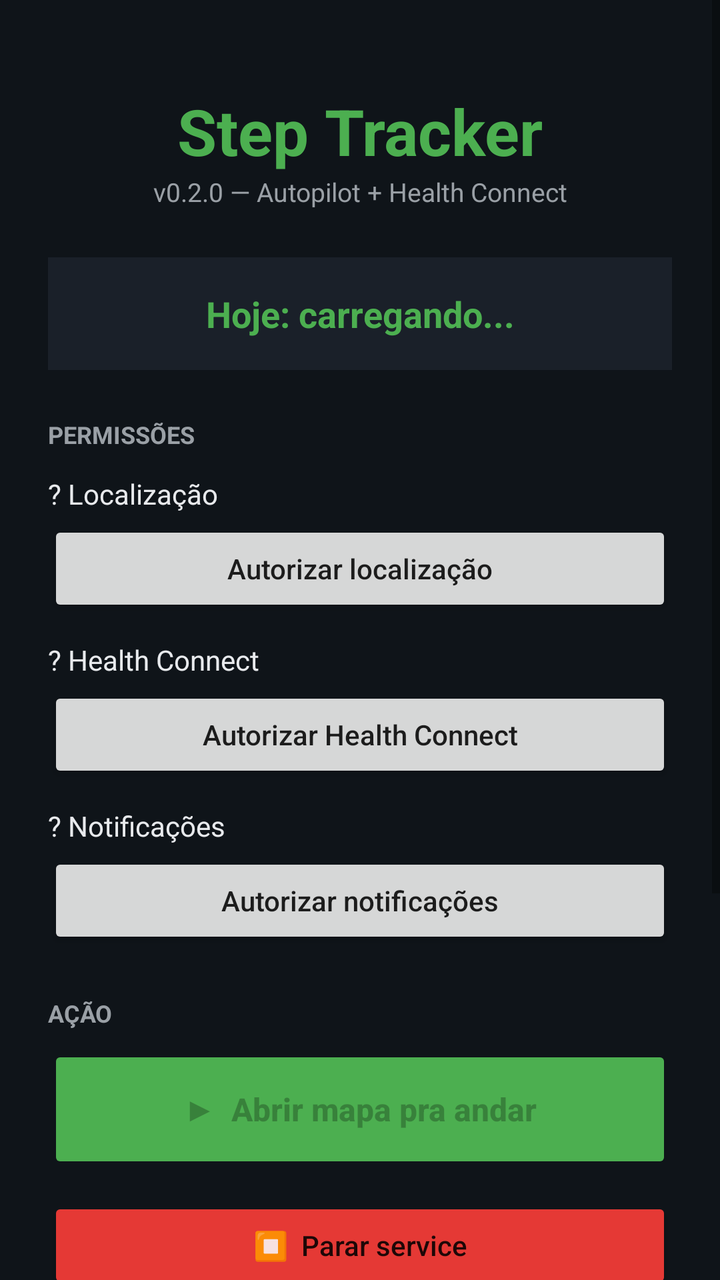
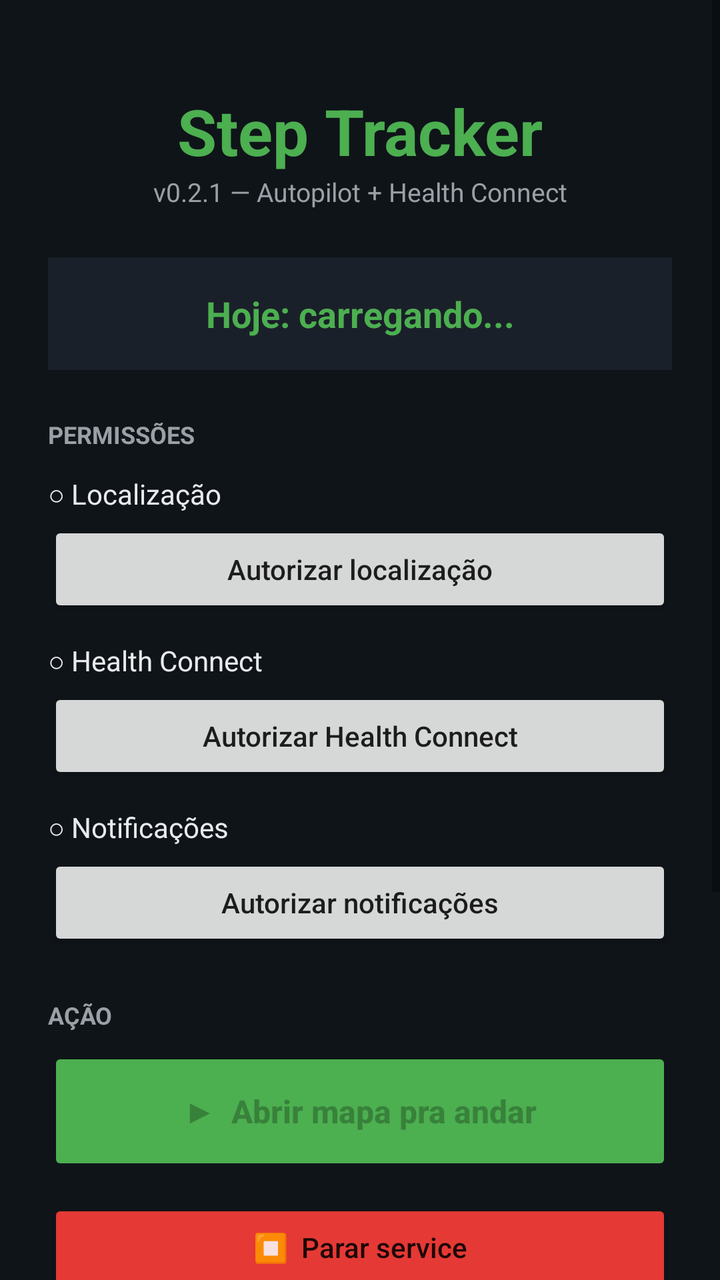

An Android layout rendered at two revisions. The XML below is the earlier revision; the diff shows what the commit changed to produce the second picture.
<!-- AndroidManifest.xml: application theme Theme.AppCompat.Light.NoActionBar -->
<!-- res/layout/activity_main.xml -->
<?xml version="1.0" encoding="utf-8"?>
<ScrollView xmlns:android="http://schemas.android.com/apk/res/android"
    android:layout_width="match_parent"
    android:layout_height="match_parent"
    android:background="#0f1419"
    android:fillViewport="true">

    <LinearLayout
        android:layout_width="match_parent"
        android:layout_height="wrap_content"
        android:orientation="vertical"
        android:padding="24dp">

        <TextView
            android:layout_width="match_parent"
            android:layout_height="wrap_content"
            android:text="Step Tracker"
            android:textColor="#4caf50"
            android:textSize="32sp"
            android:textStyle="bold"
            android:gravity="center"
            android:paddingTop="20dp"/>

        <TextView
            android:layout_width="match_parent"
            android:layout_height="wrap_content"
            android:text="v0.2.0 — Autopilot + Health Connect"
            android:textColor="#9aa0a6"
            android:textSize="13sp"
            android:gravity="center"
            android:paddingBottom="24dp"/>

        <TextView
            android:id="@+id/today_label"
            android:layout_width="match_parent"
            android:layout_height="wrap_content"
            android:text="Hoje: carregando..."
            android:textColor="#4caf50"
            android:textSize="18sp"
            android:textStyle="bold"
            android:gravity="center"
            android:background="#1a2029"
            android:padding="16dp"
            android:layout_marginBottom="24dp"/>

        <TextView
            android:layout_width="match_parent"
            android:layout_height="wrap_content"
            android:text="PERMISSÕES"
            android:textColor="#9aa0a6"
            android:textSize="12sp"
            android:textStyle="bold"
            android:paddingBottom="8dp"/>

        <TextView
            android:id="@+id/status_location"
            android:layout_width="match_parent"
            android:layout_height="wrap_content"
            android:text="? Localização"
            android:textColor="#e8eaed"
            android:textSize="14sp"
            android:paddingTop="4dp"/>
        <Button
            android:id="@+id/btn_perm_location"
            android:layout_width="match_parent"
            android:layout_height="wrap_content"
            android:text="Autorizar localização"
            android:textAllCaps="false"
            android:layout_marginTop="4dp"/>

        <TextView
            android:id="@+id/status_health"
            android:layout_width="match_parent"
            android:layout_height="wrap_content"
            android:text="? Health Connect"
            android:textColor="#e8eaed"
            android:textSize="14sp"
            android:paddingTop="12dp"/>
        <Button
            android:id="@+id/btn_perm_health"
            android:layout_width="match_parent"
            android:layout_height="wrap_content"
            android:text="Autorizar Health Connect"
            android:textAllCaps="false"
            android:layout_marginTop="4dp"/>

        <TextView
            android:id="@+id/status_notif"
            android:layout_width="match_parent"
            android:layout_height="wrap_content"
            android:text="? Notificações"
            android:textColor="#e8eaed"
            android:textSize="14sp"
            android:paddingTop="12dp"/>
        <Button
            android:id="@+id/btn_perm_notif"
            android:layout_width="match_parent"
            android:layout_height="wrap_content"
            android:text="Autorizar notificações"
            android:textAllCaps="false"
            android:layout_marginTop="4dp"/>

        <TextView
            android:layout_width="match_parent"
            android:layout_height="wrap_content"
            android:text="AÇÃO"
            android:textColor="#9aa0a6"
            android:textSize="12sp"
            android:textStyle="bold"
            android:paddingTop="24dp"
            android:paddingBottom="8dp"/>

        <Button
            android:id="@+id/btn_open_map"
            android:layout_width="match_parent"
            android:layout_height="64dp"
            android:text="▶  Abrir mapa pra andar"
            android:textSize="16sp"
            android:textStyle="bold"
            android:textAllCaps="false"
            android:backgroundTint="#4caf50"
            android:enabled="false"/>

        <Button
            android:id="@+id/btn_stop"
            android:layout_width="match_parent"
            android:layout_height="wrap_content"
            android:text="⏹  Parar service"
            android:textAllCaps="false"
            android:layout_marginTop="12dp"
            android:backgroundTint="#e53935"/>

        <TextView
            android:layout_width="match_parent"
            android:layout_height="wrap_content"
            android:text="Como usar:\n\n1. Autoriza as 3 permissões acima\n2. Abre Mooney e conecta Health Connect\n3. Volta aqui, clica Abrir mapa\n4. Escolhe velocidade (5/12/20 km/h) e clica em um ponto do mapa\n5. Clica Andar — passos aparecem no Mooney em tempo real\n\n⚠ Use conta scout/queimável. Mooney/Weward podem detectar e banir."
            android:textColor="#9aa0a6"
            android:textSize="12sp"
            android:paddingTop="30dp"
            android:lineSpacingExtra="4dp"/>

    </LinearLayout>
</ScrollView>
<!-- resources referenced by this layout -->
<resources>

</resources>

<!-- the commit's change to res/layout/activity_main.xml (unified diff, before → after) -->
@@ -24,7 +24,7 @@
         <TextView
             android:layout_width="match_parent"
             android:layout_height="wrap_content"
-            android:text="v0.2.0 — Autopilot + Health Connect"
+            android:text="v0.2.1 — Autopilot + Health Connect"
             android:textColor="#9aa0a6"
             android:textSize="13sp"
             android:gravity="center"
@@ -56,7 +56,7 @@
             android:id="@+id/status_location"
             android:layout_width="match_parent"
             android:layout_height="wrap_content"
-            android:text="? Localização"
+            android:text="○ Localização"
             android:textColor="#e8eaed"
             android:textSize="14sp"
             android:paddingTop="4dp"/>
@@ -72,7 +72,7 @@
             android:id="@+id/status_health"
             android:layout_width="match_parent"
             android:layout_height="wrap_content"
-            android:text="? Health Connect"
+            android:text="○ Health Connect"
             android:textColor="#e8eaed"
             android:textSize="14sp"
             android:paddingTop="12dp"/>
@@ -88,7 +88,7 @@
             android:id="@+id/status_notif"
             android:layout_width="match_parent"
             android:layout_height="wrap_content"
-            android:text="? Notificações"
+            android:text="○ Notificações"
             android:textColor="#e8eaed"
             android:textSize="14sp"
             android:paddingTop="12dp"/>
